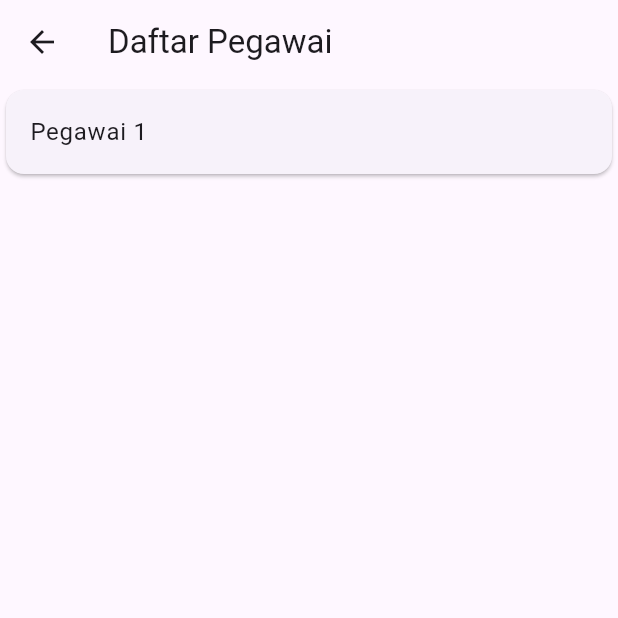
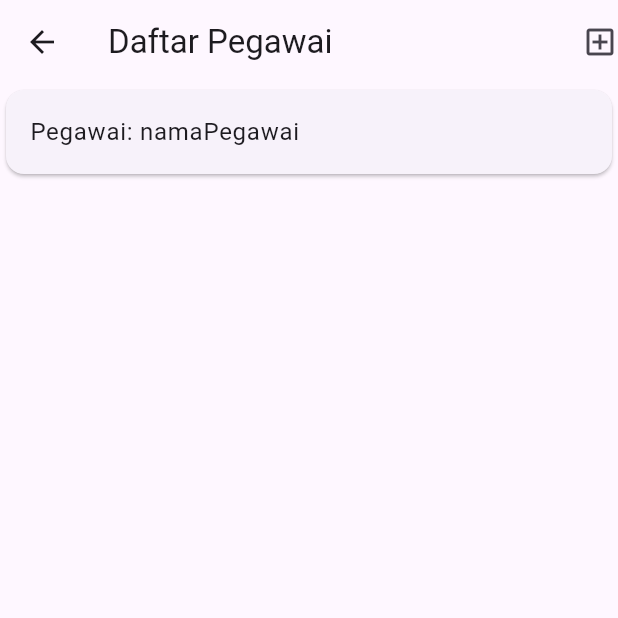
Before and after one commit to N3ToD/Clinic_project, a Flutter app: the PegawaiPage screen opened directly, on a phone screen of 412 x 824 dp, the top half of it. Run offline on Flutter 3.47's test engine with Material 3 defaults, Android fonts, the phone set to English and light mode, and no system bars.

Commit message:
Add Pegawai form and item components; enhance Pasien and Pegawai pages with navigation

```diff
--- /dev/null
+++ b/lib/ui/pegawai_item.dart
@@ -0,0 +1,25 @@
+import 'package:clinic_project/ui/pegawai_detail.dart';
+import 'package:flutter/material.dart';
+import '../model/pegawai.dart';
+
+class PegawaiItem extends StatelessWidget {
+  final Pegawai pegawai;
+  const PegawaiItem({super.key, required this.pegawai});
+
+  @override
+  Widget build(BuildContext context) {
+    return GestureDetector(
+      child: Card(
+        child: ListTile(title: Text("Pegawai: ${pegawai.namaPegawai}")),
+      ),
+      onTap: () {
+        Navigator.push(
+          context,
+          MaterialPageRoute(
+            builder: (context) => PegawaiDetail(pegawai: pegawai),
+          ),
+        );
+      },
+    );
+  }
+}
--- a/lib/ui/pegawai_page.dart
+++ b/lib/ui/pegawai_page.dart
@@ -1,6 +1,7 @@
-    import 'package:clinic_project/model/pegawai.dart';
-import 'package:clinic_project/ui/pegawai_detail.dart';
+import 'package:clinic_project/model/pegawai.dart';
 import 'package:flutter/material.dart';
+import 'pegawai_form.dart';
+import 'pegawai_item.dart';
 
 class PegawaiPage extends StatelessWidget {
   const PegawaiPage({super.key});
@@ -8,17 +9,34 @@ class PegawaiPage extends StatelessWidget {
   @override
   Widget build(context) {
     return Scaffold(
-        appBar: AppBar(title: const Text("Daftar Pegawai"),),
-        body: ListView(
-            children: [
-                GestureDetector(child: Card(child: ListTile(title: const Text("Pegawai 1"),),),
-                onTap: () {
-                    Pegawai absenPegawai1 = Pegawai(nomorNip: "19240974", namaPegawai: "Muhammad Naufal Rizqullah", inpPassword: "BrookFarmMilk123", noEmail: "naufalplaypark@gmail.com", noTelp: "+62 0859-6719-4310", tglLahir: "20/04/2005");
-                    Navigator.push(context, MaterialPageRoute(builder: (context) => PegawaiDetail(pegawai: absenPegawai1,)));
-                },
-                )
-            ],
-        ),
+      appBar: AppBar(
+        title: const Text("Daftar Pegawai"),
+        actions: [
+          GestureDetector(
+            child: const Icon(Icons.add_box_outlined),
+            onTap: () {
+              Navigator.push(
+                context,
+                MaterialPageRoute(builder: (context) => PegawaiForm()),
+              );
+            },
+          ),
+        ],
+      ),
+      body: ListView(
+        children: [
+          PegawaiItem(
+            pegawai: Pegawai(
+              nomorNip: "aaa",
+              namaPegawai: "namaPegawai",
+              inpPassword: "inpPassword",
+              noEmail: "noEmail",
+              noTelp: "noTelp",
+              tglLahir: "tglLahir",
+            ),
+          ),
+        ],
+      ),
     );
   }
 }
```
Also changed, not shown: lib/ui/pasien_form.dart (+6 -2 lines), lib/ui/pasien_page.dart (+33 -3 lines), lib/ui/pegawai_form.dart (added, +33 -0 lines).
